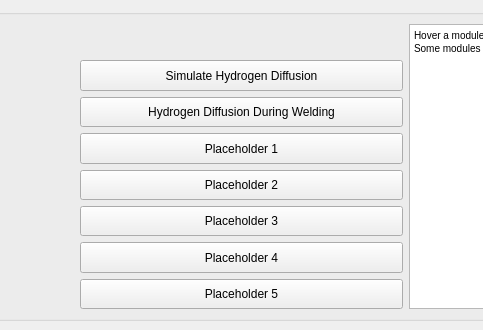
First picture: the form in P0_Launcher/Launcher_UI_Window.ui, repository DenisCzeskleba/WeldCraft, before the edit; both pictures show x 247 to 730 and y 0 to 330 of the 1000 by 330 pixel window.
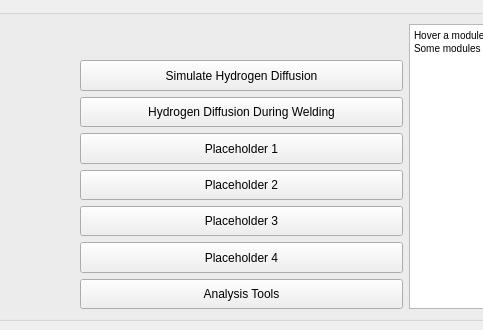
Second picture: the form after the edit. Icons and pictures are not drawn.

```diff
--- a/P0_Launcher/Launcher_UI_Window.ui
+++ b/P0_Launcher/Launcher_UI_Window.ui
@@ -175,7 +175,7 @@
             </sizepolicy>
            </property>
            <property name="text">
-            <string>Placeholder 5</string>
+            <string>Analysis Tools</string>
            </property>
           </widget>
          </item>
```
Left out of the diff: 28 changed lines with no effect on the pictures.
